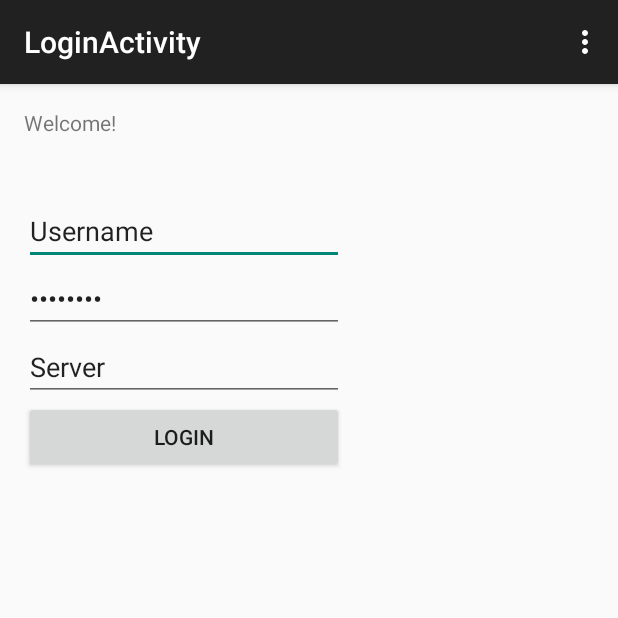
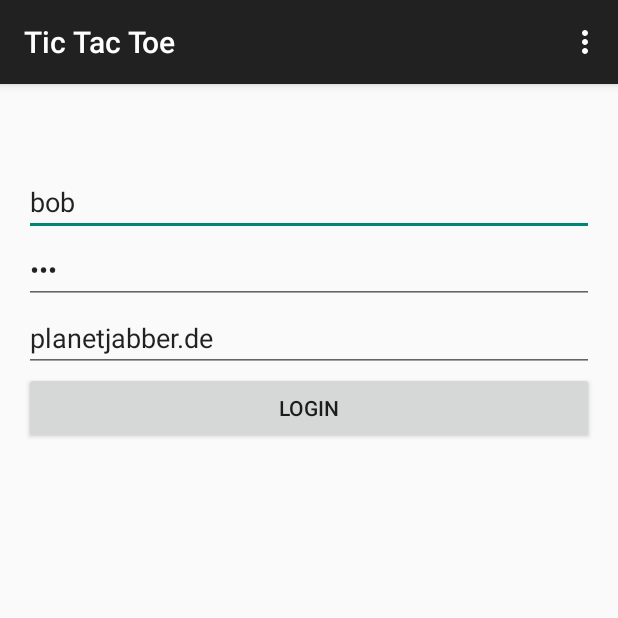
Before and after one commit to 4gray/mmk-xmpp-game, an Android app: the screen it shows after launch (LoginActivity), on a phone screen of 412 x 824 dp, the top half of it. Run offline under Robolectric (Android 15) with nearby library versions, the phone set to English and light mode, and no system bars; libraries missing offline, so code that uses them is left out: org.jivesoftware.smack.

Commit message:
implemented xmpp connection class as singleton; added buddy list activity
xmpp connection object and listeners can be used global in the whole
application now

```diff
--- a/TicTacToe2/app/src/main/res/layout/activity_login.xml
+++ b/TicTacToe2/app/src/main/res/layout/activity_login.xml
@@ -6,21 +6,18 @@
     android:paddingBottom="@dimen/activity_vertical_margin"
     tools:context="com.game.mmk.tictactoe.LoginActivity">
 
-    <TextView android:text="@string/hello_world" android:layout_width="wrap_content"
-        android:layout_height="wrap_content"
-        android:id="@+id/textView" />
-
     <EditText
         android:layout_width="wrap_content"
         android:layout_height="wrap_content"
         android:inputType="textPersonName"
-        android:text="Username"
+        android:text="bob"
         android:ems="10"
         android:id="@+id/usernameTxt"
-        android:layout_below="@+id/textView"
         android:layout_alignParentLeft="true"
         android:layout_alignParentStart="true"
-        android:layout_marginTop="40dp" />
+        android:layout_marginTop="40dp"
+        android:layout_alignParentRight="true"
+        android:layout_alignParentEnd="true" />
 
     <EditText
         android:layout_width="wrap_content"
@@ -31,18 +28,22 @@
         android:layout_below="@+id/usernameTxt"
         android:layout_alignParentLeft="true"
         android:layout_alignParentStart="true"
-        android:text="Password" />
+        android:text="bob"
+        android:layout_alignRight="@+id/usernameTxt"
+        android:layout_alignEnd="@+id/usernameTxt" />
 
     <EditText
         android:layout_width="wrap_content"
         android:layout_height="wrap_content"
         android:inputType="textPersonName"
-        android:text="Server"
+        android:text="planetjabber.de"
         android:ems="10"
         android:id="@+id/serverTxt"
         android:layout_below="@+id/passwordTxt"
         android:layout_alignParentLeft="true"
-        android:layout_alignParentStart="true" />
+        android:layout_alignParentStart="true"
+        android:layout_alignRight="@+id/passwordTxt"
+        android:layout_alignEnd="@+id/passwordTxt" />
 
     <Button
         android:layout_width="wrap_content"
--- a/TicTacToe2/app/src/main/res/layout/activity_main.xml
+++ b/TicTacToe2/app/src/main/res/layout/activity_main.xml
@@ -5,7 +5,7 @@
     android:paddingTop="@dimen/activity_vertical_margin"
     android:paddingBottom="@dimen/activity_vertical_margin" tools:context=".MainActivity">
 
-    <TextView android:text="@string/hello_world" android:layout_width="wrap_content"
+    <TextView android:text="@string/game_area" android:layout_width="wrap_content"
         android:layout_height="wrap_content" />
 
 </RelativeLayout>
--- a/TicTacToe2/app/src/main/res/values/strings.xml
+++ b/TicTacToe2/app/src/main/res/values/strings.xml
@@ -3,5 +3,9 @@
 
     <string name="hello_world">Welcome!</string>
     <string name="action_settings">Settings</string>
-    <string name="title_activity_login">LoginActivity</string>
+    <string name="title_activity_login">Please Login</string>
+    <string name="title_activity_buddy_list">My Buddy List</string>
+    <string name="title_app">Tic Tac Toe</string>
+    <string name="main_activity_title">Spiel</string>
+    <string name="game_area">Spielfeld hier</string>
 </resources>
```
Also changed, not shown: TicTacToe2/app/src/main/AndroidManifest.xml (+11 -6 lines), TicTacToe2/app/src/main/java/com/game/mmk/tictactoe/BuddyListActivity.java (added, +122 -0 lines), TicTacToe2/app/src/main/java/com/game/mmk/tictactoe/LoginActivity.java (+25 -38 lines), TicTacToe2/app/src/main/java/com/game/mmk/tictactoe/MainActivity.java (+9 -0 lines), TicTacToe2/app/src/main/java/com/game/mmk/tictactoe/XMPP.java (+86 -24 lines), TicTacToe2/app/src/main/res/layout/activity_buddy_list.xml (added, +16 -0 lines), TicTacToe2/app/src/main/res/menu/menu_buddy_list.xml (added, +7 -0 lines).
